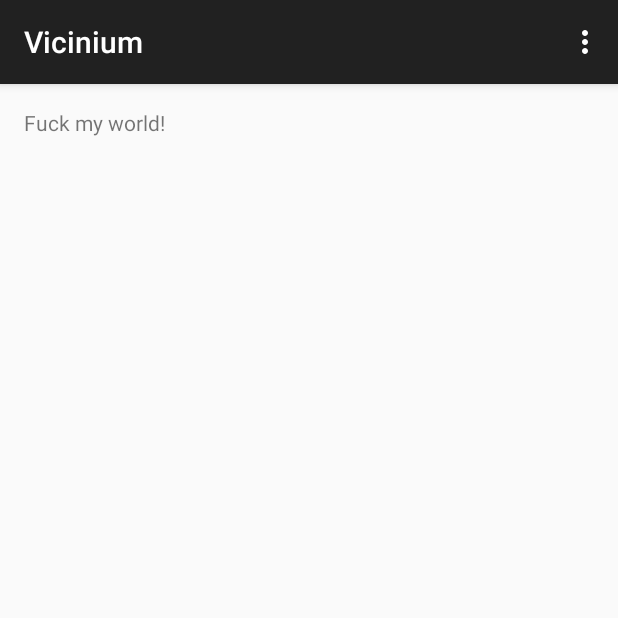
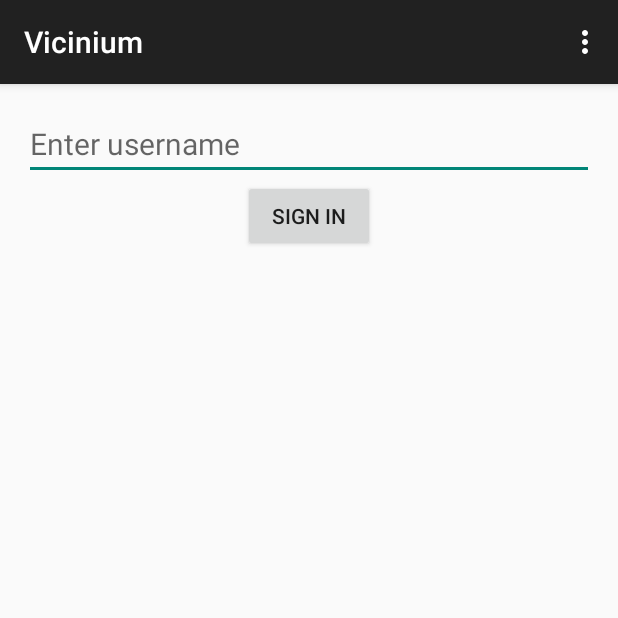
Before and after one commit to jonalmeida/vicinium-android, an Android app: the screen it shows after launch (MainActivity), on a phone screen of 412 x 824 dp, the top half of it. Run offline under Robolectric (Android 15) with nearby library versions, the phone set to English and light mode, and no system bars.

Commit message:
Added the login screen + functionality

```diff
--- a/Vicinium/app/build.gradle
+++ b/Vicinium/app/build.gradle
@@ -22,4 +22,5 @@ android {
 dependencies {
     compile fileTree(dir: 'libs', include: ['*.jar'])
     compile 'com.android.support:appcompat-v7:21.0.3'
+    compile 'com.google.android.gms:play-services:6.5.87'
 }
--- a/Vicinium/app/src/main/java/io/evilolive/vicinium/MainActivity.java
+++ b/Vicinium/app/src/main/java/io/evilolive/vicinium/MainActivity.java
@@ -1,19 +1,48 @@
 package io.evilolive.vicinium;
 
+import android.content.SharedPreferences;
 import android.support.v7.app.ActionBarActivity;
 import android.os.Bundle;
 import android.view.Menu;
 import android.view.MenuItem;
+import android.view.View;
+import android.widget.Button;
+import android.widget.TextView;
 
 
 public class MainActivity extends ActionBarActivity {
+
+    TextView usernameField;
+    Button signinButton;
+
+    private static final String PREFS_NAME = "ListOfUsers";
 
     @Override
     protected void onCreate(Bundle savedInstanceState) {
         super.onCreate(savedInstanceState);
         setContentView(R.layout.activity_main);
+
+        usernameField = (TextView) findViewById(R.id.usernameField);
+        signinButton = (Button) findViewById(R.id.signinButton);
+
+        signinButton.setOnClickListener(new View.OnClickListener() {
+            @Override
+            public void onClick(View v) {
+                SharedPreferences usernamePref = getSharedPreferences(PREFS_NAME, 0);
+                SharedPreferences.Editor editor = usernamePref.edit();
+                editor.putString("username", usernameField.getText().toString());
+
+                editor.commit();
+            }
+        });
+
     }
 
+
+    @Override
+    protected void onPause() {
+        super.onPause();
+    }
 
     @Override
     public boolean onCreateOptionsMenu(Menu menu) {
@@ -24,12 +53,8 @@ public class MainActivity extends ActionBarActivity {
 
     @Override
     public boolean onOptionsItemSelected(MenuItem item) {
-        // Handle action bar item clicks here. The action bar will
-        // automatically handle clicks on the Home/Up button, so long
-        // as you specify a parent activity in AndroidManifest.xml.
         int id = item.getItemId();
 
-        //noinspection SimplifiableIfStatement
         if (id == R.id.action_settings) {
             return true;
         }
--- a/Vicinium/app/src/main/res/layout/activity_main.xml
+++ b/Vicinium/app/src/main/res/layout/activity_main.xml
@@ -5,7 +5,19 @@
     android:paddingTop="@dimen/activity_vertical_margin"
     android:paddingBottom="@dimen/activity_vertical_margin" tools:context=".MainActivity">
 
-    <TextView android:text="@string/hello_world" android:layout_width="wrap_content"
-        android:layout_height="wrap_content" />
+    <EditText
+        android:layout_width="match_parent"
+        android:layout_height="wrap_content"
+        android:id="@+id/usernameField"
+        android:textSize="20dp"
+        android:hint="Enter username" />
+
+    <Button
+        android:layout_width="wrap_content"
+        android:layout_height="wrap_content"
+        android:text="Sign In"
+        android:id="@+id/signinButton"
+        android:layout_below="@+id/usernameField"
+        android:layout_centerHorizontal="true" />
 
 </RelativeLayout>
--- a/Vicinium/app/src/main/res/values/strings.xml
+++ b/Vicinium/app/src/main/res/values/strings.xml
@@ -2,7 +2,6 @@
 <resources>
 
     <string name="app_name">Vicinium</string>
-    <string name="hello_world">Fuck my world!</string>
     <string name="action_settings">Settings</string>
 
 </resources>
```
